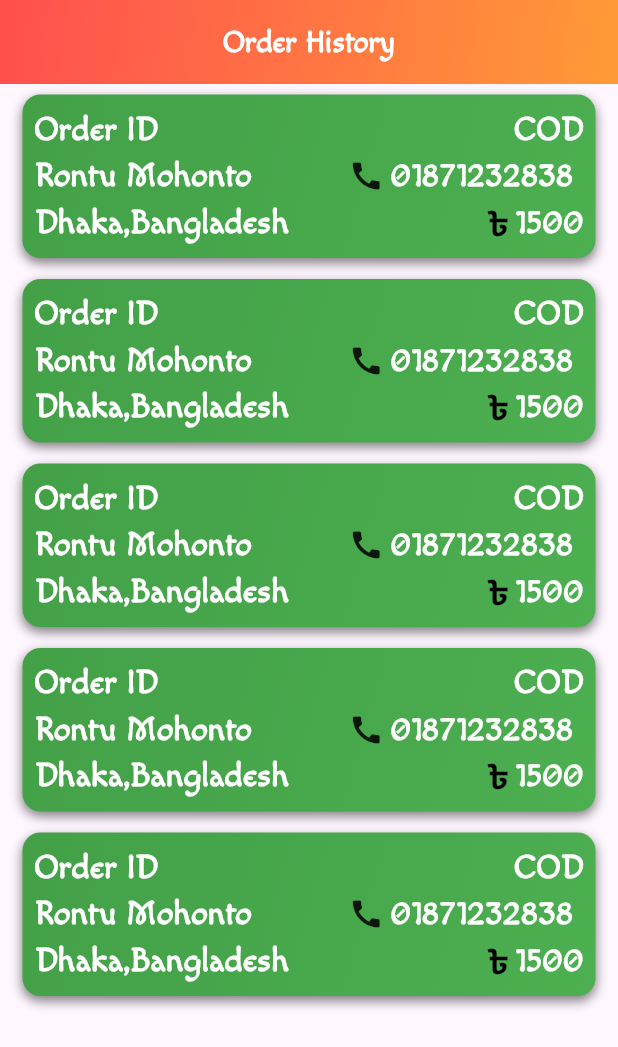
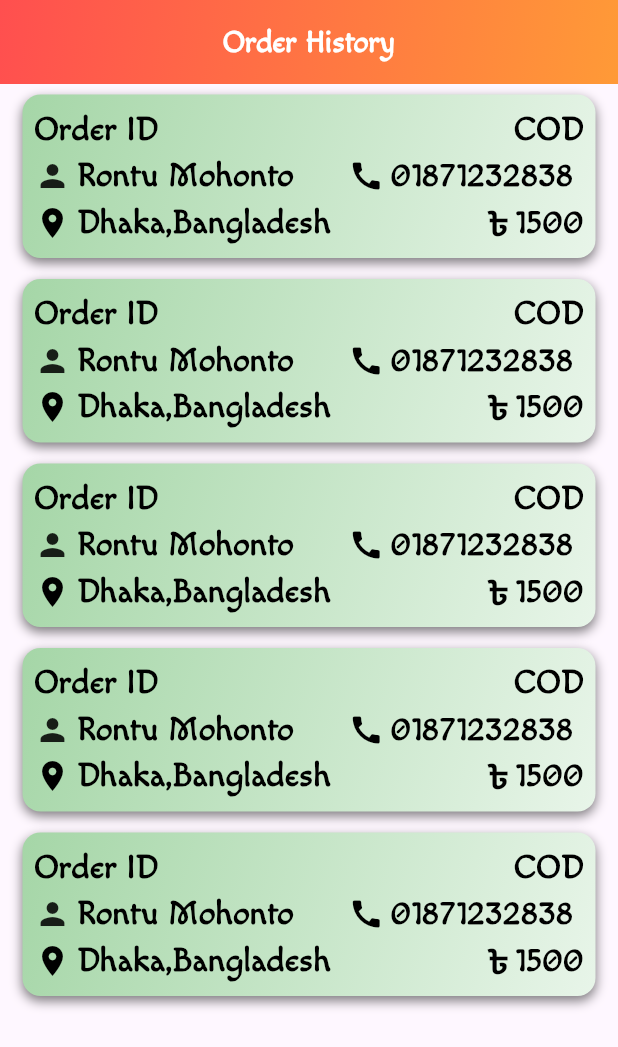
Before and after one commit to RontuMohonto/API_in_e_commerce, a Flutter app: the screen it shows after launch, on a phone screen of 412 x 824 dp. Shown: the top 1047 px of the screen. Run offline on Flutter 3.47's test engine with Material 3 defaults, Android fonts, the phone set to English and light mode, and no system bars; our stand-ins replace carousel_slider, flutter_easyloading, flutter_secure_storage.

Commit message:
design done

```diff
--- a/lib/screen/Order/UI.dart
+++ b/lib/screen/Order/UI.dart
@@ -40,7 +40,7 @@ class _OrderScreenState extends State<OrderScreen> {
             decoration: BoxDecoration(
               borderRadius: BorderRadius.circular(12),
               gradient: LinearGradient(
-                colors: [Colors.green.shade600, Colors.green.shade500],
+                colors: [Colors.green.shade200, Colors.green.shade50],
                 begin: Alignment.topLeft,
                 end: Alignment.bottomRight,
               ),
@@ -60,20 +60,29 @@ class _OrderScreenState extends State<OrderScreen> {
                   Row(
                     mainAxisAlignment: MainAxisAlignment.spaceBetween,
                     children: [
-                      CustomText(text: "Order ID", color: Colors.white),
+                      CustomText(text: "Order ID", color: Colors.black),
 
-                      CustomText(text: "COD", color: Colors.white),
+                      CustomText(text: "COD", color: Colors.black),
                     ],
                   ),
                   Row(
                     mainAxisAlignment: MainAxisAlignment.spaceBetween,
                     children: [
-                      CustomText(text: "Rontu Mohonto ", color: Colors.white),
                       Row(
                         spacing: 4,
                         children: [
-                          Icon(Icons.call),
-                          CustomText(text: "01871232838 ", color: Colors.white),
+                          Icon(Icons.person),
+                          CustomText(
+                            text: "Rontu Mohonto ",
+                            color: Colors.black,
+                          ),
+                        ],
+                      ),
+                      Row(
+                        spacing: 4,
+                        children: [
+                          Icon(Icons.call, color: Colors.black),
+                          CustomText(text: "01871232838 ", color: Colors.black),
                         ],
                       ),
                     ],
@@ -81,7 +90,16 @@ class _OrderScreenState extends State<OrderScreen> {
                   Row(
                     mainAxisAlignment: MainAxisAlignment.spaceBetween,
                     children: [
-                      CustomText(text: "Dhaka,Bangladesh", color: Colors.white),
+                      Row(
+                        spacing: 4,
+                        children: [
+                          Icon(Icons.location_on, color: Colors.black),
+                          CustomText(
+                            text: "Dhaka,Bangladesh",
+                            color: Colors.black,
+                          ),
+                        ],
+                      ),
                       Row(
                         spacing: 4,
                         children: [
@@ -91,7 +109,7 @@ class _OrderScreenState extends State<OrderScreen> {
                             fontSize: 22,
                             fontWeight: FontWeight.bold,
                           ),
-                          CustomText(text: "1500", color: Colors.white),
+                          CustomText(text: "1500", color: Colors.black),
                         ],
                       ),
                     ],
```
